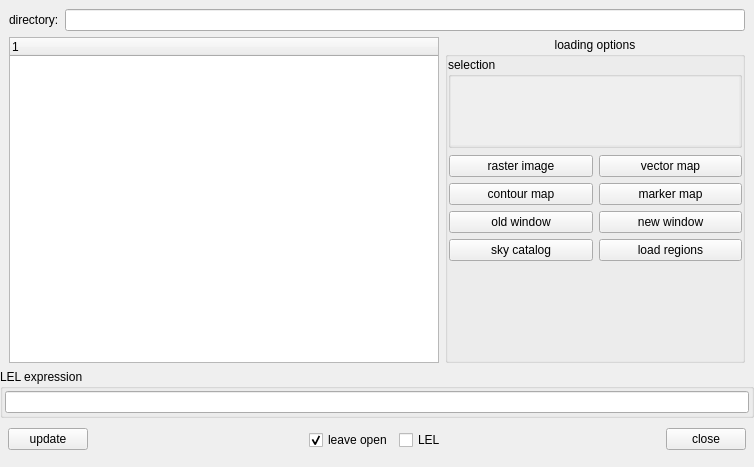
This is code/display/implement/QtViewer/QtDataManager.ui in radio-astro/casa as Qt 5 draws it before an edit. The edited form follows.
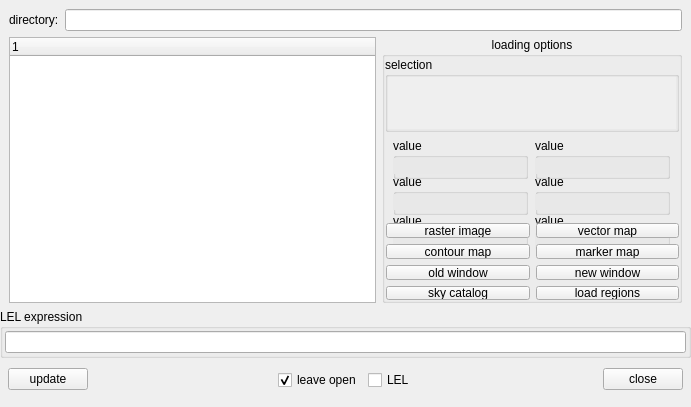
This is the edited form. Custom widgets are drawn as their Qt base class.

Commit message:
New Development: no             JIRA Issue: no       Ready to Release: yes      Interface Changes: none What Interface Changed: none          Test Programs: none   Put in Release Notes: no
           Description: add casa image summary info to the DataManager...

```diff
--- a/code/display/implement/QtViewer/QtDataManager.ui
+++ b/code/display/implement/QtViewer/QtDataManager.ui
@@ -7,8 +7,8 @@
    <rect>
     <x>0</x>
     <y>0</y>
-    <width>754</width>
-    <height>467</height>
+    <width>691</width>
+    <height>407</height>
    </rect>
   </property>
   <property name="maximumSize">
@@ -114,6 +114,12 @@
          </property>
          <item>
           <widget class="QGroupBox" name="ms_selection_box">
+           <property name="minimumSize">
+            <size>
+             <width>0</width>
+             <height>75</height>
+            </size>
+           </property>
            <property name="title">
             <string>selection</string>
            </property>
@@ -147,7 +153,7 @@
                  <x>0</x>
                  <y>0</y>
                  <width>288</width>
-                 <height>76</height>
+                 <height>50</height>
                 </rect>
                </property>
               </widget>
@@ -156,6 +162,532 @@
            </layout>
           </widget>
          </item>
+         <item>
+          <widget class="QFrame" name="info_box">
+           <property name="minimumSize">
+            <size>
+             <width>0</width>
+             <height>120</height>
+            </size>
+           </property>
+           <widget class="QGroupBox" name="ibox11">
+            <property name="geometry">
+             <rect>
+              <x>8</x>
+              <y>0</y>
+              <width>135</width>
+              <height>41</height>
+             </rect>
+            </property>
+            <property name="sizePolicy">
+             <sizepolicy hsizetype="Preferred" vsizetype="Minimum">
+              <horstretch>0</horstretch>
+              <verstretch>0</verstretch>
+             </sizepolicy>
+            </property>
+            <property name="title">
+             <string>value</string>
+            </property>
+            <property name="flat">
+             <bool>true</bool>
+            </property>
+            <widget class="QLineEdit" name="itext11">
+             <property name="geometry">
+              <rect>
+               <x>0</x>
+               <y>20</y>
+               <width>133</width>
+               <height>16</height>
+              </rect>
+             </property>
+             <property name="palette">
+              <palette>
+               <active>
+                <colorrole role="Base">
+                 <brush brushstyle="SolidPattern">
+                  <color alpha="255">
+                   <red>232</red>
+                   <green>232</green>
+                   <blue>232</blue>
+                  </color>
+                 </brush>
+                </colorrole>
+               </active>
+               <inactive>
+                <colorrole role="Base">
+                 <brush brushstyle="SolidPattern">
+                  <color alpha="255">
+                   <red>232</red>
+                   <green>232</green>
+                   <blue>232</blue>
+                  </color>
+                 </brush>
+                </colorrole>
+               </inactive>
+               <disabled>
+                <colorrole role="Base">
+                 <brush brushstyle="SolidPattern">
+                  <color alpha="255">
+                   <red>212</red>
+                   <green>208</green>
+                   <blue>200</blue>
+                  </color>
+                 </brush>
+                </colorrole>
+               </disabled>
+              </palette>
+             </property>
+             <property name="font">
+              <font>
+               <pointsize>10</pointsize>
+              </font>
+             </property>
+             <property name="acceptDrops">
+              <bool>false</bool>
+             </property>
+             <property name="maxLength">
+              <number>50</number>
+             </property>
+             <property name="frame">
+              <bool>false</bool>
+             </property>
+             <property name="readOnly">
+              <bool>true</bool>
+             </property>
+            </widget>
+           </widget>
+           <widget class="QGroupBox" name="ibox12">
+            <property name="geometry">
+             <rect>
+              <x>150</x>
+              <y>0</y>
+              <width>135</width>
+              <height>41</height>
+             </rect>
+            </property>
+            <property name="sizePolicy">
+             <sizepolicy hsizetype="Preferred" vsizetype="Minimum">
+              <horstretch>0</horstretch>
+              <verstretch>0</verstretch>
+             </sizepolicy>
+            </property>
+            <property name="title">
+             <string>value</string>
+            </property>
+            <property name="flat">
+             <bool>true</bool>
+            </property>
+            <widget class="QLineEdit" name="itext12">
+             <property name="geometry">
+              <rect>
+               <x>0</x>
+               <y>20</y>
+               <width>133</width>
+               <height>16</height>
+              </rect>
+             </property>
+             <property name="palette">
+              <palette>
+               <active>
+                <colorrole role="Base">
+                 <brush brushstyle="SolidPattern">
+                  <color alpha="255">
+                   <red>232</red>
+                   <green>232</green>
+                   <blue>232</blue>
+                  </color>
+                 </brush>
+                </colorrole>
+               </active>
+               <inactive>
+                <colorrole role="Base">
+                 <brush brushstyle="SolidPattern">
+                  <color alpha="255">
+                   <red>232</red>
+                   <green>232</green>
+                   <blue>232</blue>
+                  </color>
+                 </brush>
+                </colorrole>
+               </inactive>
+               <disabled>
+                <colorrole role="Base">
+                 <brush brushstyle="SolidPattern">
+                  <color alpha="255">
+                   <red>212</red>
+                   <green>208</green>
+                   <blue>200</blue>
+                  </color>
+                 </brush>
+                </colorrole>
+               </disabled>
+              </palette>
+             </property>
+             <property name="font">
+              <font>
+               <pointsize>10</pointsize>
+              </font>
+             </property>
+             <property name="acceptDrops">
+              <bool>false</bool>
+             </property>
+             <property name="maxLength">
+              <number>50</number>
+             </property>
+             <property name="frame">
+              <bool>false</bool>
+             </property>
+             <property name="readOnly">
+              <bool>true</bool>
+             </property>
+            </widget>
+           </widget>
+           <widget class="QGroupBox" name="ibox21">
+            <property name="geometry">
+             <rect>
+              <x>8</x>
+              <y>36</y>
+              <width>135</width>
+              <height>41</height>
+             </rect>
+            </property>
+            <property name="sizePolicy">
+             <sizepolicy hsizetype="Preferred" vsizetype="Minimum">
+              <horstretch>0</horstretch>
+              <verstretch>0</verstretch>
+             </sizepolicy>
+            </property>
+            <property name="title">
+             <string>value</string>
+            </property>
+            <property name="flat">
+             <bool>true</bool>
+            </property>
+            <widget class="QLineEdit" name="itext21">
+             <property name="geometry">
+              <rect>
+               <x>0</x>
+               <y>20</y>
+               <width>133</width>
+               <height>16</height>
+              </rect>
+             </property>
+             <property name="palette">
+              <palette>
+               <active>
+                <colorrole role="Base">
+                 <brush brushstyle="SolidPattern">
+                  <color alpha="255">
+                   <red>232</red>
+                   <green>232</green>
+                   <blue>232</blue>
+                  </color>
+                 </brush>
+                </colorrole>
+               </active>
+               <inactive>
+                <colorrole role="Base">
+                 <brush brushstyle="SolidPattern">
+                  <color alpha="255">
+                   <red>232</red>
+                   <green>232</green>
+                   <blue>232</blue>
+                  </color>
+                 </brush>
+                </colorrole>
+               </inactive>
+               <disabled>
+                <colorrole role="Base">
+                 <brush brushstyle="SolidPattern">
+                  <color alpha="255">
+                   <red>212</red>
+                   <green>208</green>
+                   <blue>200</blue>
+                  </color>
+                 </brush>
+                </colorrole>
+               </disabled>
+              </palette>
+             </property>
+             <property name="font">
+              <font>
+               <pointsize>10</pointsize>
+              </font>
+             </property>
+             <property name="acceptDrops">
+              <bool>false</bool>
+             </property>
+             <property name="maxLength">
+              <number>50</number>
+             </property>
+             <property name="frame">
+              <bool>false</bool>
+             </property>
+             <property name="readOnly">
+              <bool>true</bool>
+             </property>
+            </widget>
+           </widget>
+           <widget class="QGroupBox" name="ibox22">
+            <property name="geometry">
+             <rect>
+              <x>150</x>
+              <y>36</y>
+              <width>135</width>
+              <height>41</height>
+             </rect>
+            </property>
+            <property name="sizePolicy">
+             <sizepolicy hsizetype="Preferred" vsizetype="Minimum">
+              <horstretch>0</horstretch>
+              <verstretch>0</verstretch>
+             </sizepolicy>
+            </property>
+            <property name="title">
+             <string>value</string>
+            </property>
+            <property name="flat">
+             <bool>true</bool>
+            </property>
+            <widget class="QLineEdit" name="itext22">
+             <property name="geometry">
+              <rect>
+               <x>0</x>
+               <y>20</y>
+               <width>133</width>
+               <height>16</height>
+              </rect>
+             </property>
+             <property name="palette">
+              <palette>
+               <active>
+                <colorrole role="Base">
+                 <brush brushstyle="SolidPattern">
+                  <color alpha="255">
+                   <red>232</red>
+                   <green>232</green>
+                   <blue>232</blue>
+                  </color>
+                 </brush>
+                </colorrole>
+               </active>
+               <inactive>
+                <colorrole role="Base">
+                 <brush brushstyle="SolidPattern">
+                  <color alpha="255">
+                   <red>232</red>
+                   <green>232</green>
+                   <blue>232</blue>
+                  </color>
+                 </brush>
+                </colorrole>
+               </inactive>
+               <disabled>
+                <colorrole role="Base">
+                 <brush brushstyle="SolidPattern">
+                  <color alpha="255">
+                   <red>212</red>
+                   <green>208</green>
+                   <blue>200</blue>
+                  </color>
+                 </brush>
+                </colorrole>
+               </disabled>
+              </palette>
+             </property>
+             <property name="font">
+              <font>
+               <pointsize>10</pointsize>
+              </font>
+             </property>
+             <property name="acceptDrops">
+              <bool>false</bool>
+             </property>
+             <property name="maxLength">
+              <number>50</number>
+             </property>
+             <property name="frame">
+              <bool>false</bool>
+             </property>
+             <property name="readOnly">
+              <bool>true</bool>
+             </property>
+            </widget>
+           </widget>
+           <widget class="QGroupBox" name="ibox31">
+            <property name="geometry">
+             <rect>
+              <x>8</x>
+              <y>75</y>
+              <width>135</width>
+              <height>41</height>
+             </rect>
+            </property>
+            <property name="sizePolicy">
+             <sizepolicy hsizetype="Preferred" vsizetype="Minimum">
+              <horstretch>0</horstretch>
+              <verstretch>0</verstretch>
+             </sizepolicy>
+            </property>
+            <property name="title">
+             <string>value</string>
+            </property>
+            <property name="flat">
+             <bool>true</bool>
+            </property>
+            <widget class="QLineEdit" name="itext31">
+             <property name="geometry">
+              <rect>
+               <x>0</x>
+               <y>20</y>
+               <width>133</width>
+               <height>16</height>
+              </rect>
+             </property>
+             <property name="palette">
+              <palette>
+               <active>
+                <colorrole role="Base">
+                 <brush brushstyle="SolidPattern">
+                  <color alpha="255">
+                   <red>232</red>
+                   <green>232</green>
+                   <blue>232</blue>
+                  </color>
+                 </brush>
+                </colorrole>
+               </active>
+               <inactive>
+                <colorrole role="Base">
+                 <brush brushstyle="SolidPattern">
+                  <color alpha="255">
+                   <red>232</red>
+                   <green>232</green>
+                   <blue>232</blue>
+                  </color>
+                 </brush>
+                </colorrole>
+               </inactive>
+               <disabled>
+                <colorrole role="Base">
+                 <brush brushstyle="SolidPattern">
+                  <color alpha="255">
+                   <red>212</red>
+                   <green>208</green>
+                   <blue>200</blue>
+                  </color>
+                 </brush>
+                </colorrole>
+               </disabled>
+              </palette>
+             </property>
+             <property name="font">
+              <font>
+               <pointsize>10</pointsize>
+              </font>
+             </property>
+             <property name="acceptDrops">
+              <bool>false</bool>
+             </property>
+             <property name="maxLength">
+              <number>50</number>
+             </property>
+             <property name="frame">
+              <bool>false</bool>
+             </property>
+             <property name="readOnly">
+              <bool>true</bool>
+             </property>
+            </widget>
+           </widget>
+           <widget class="QGroupBox" name="ibox32">
+            <property name="geometry">
+             <rect>
+              <x>150</x>
+              <y>75</y>
+              <width>135</width>
+              <height>41</height>
+             </rect>
+            </property>
+            <property name="sizePolicy">
+             <sizepolicy hsizetype="Preferred" vsizetype="Minimum">
+              <horstretch>0</horstretch>
+              <verstretch>0</verstretch>
+             </sizepolicy>
+            </property>
+            <property name="title">
+             <string>value</string>
+            </property>
+            <property name="flat">
+             <bool>true</bool>
+            </property>
+            <widget class="QLineEdit" name="itext32">
+             <property name="geometry">
+              <rect>
+               <x>0</x>
+               <y>20</y>
+               <width>133</width>
+               <height>16</height>
+              </rect>
+             </property>
+             <property name="palette">
+              <palette>
+               <active>
+                <colorrole role="Base">
+                 <brush brushstyle="SolidPattern">
+                  <color alpha="255">
+                   <red>232</red>
+                   <green>232</green>
+                   <blue>232</blue>
+                  </color>
+                 </brush>
+                </colorrole>
+               </active>
+               <inactive>
+                <colorrole role="Base">
+                 <brush brushstyle="SolidPattern">
+                  <color alpha="255">
+                   <red>232</red>
+                   <green>232</green>
+                   <blue>232</blue>
+                  </color>
+                 </brush>
+                </colorrole>
+               </inactive>
+               <disabled>
+                <colorrole role="Base">
+                 <brush brushstyle="SolidPattern">
+                  <color alpha="255">
+                   <red>212</red>
+                   <green>208</green>
+                   <blue>200</blue>
+                  </color>
+                 </brush>
+                </colorrole>
+               </disabled>
+              </palette>
+             </property>
+             <property name="font">
+              <font>
+               <pointsize>10</pointsize>
+              </font>
+             </property>
+             <property name="acceptDrops">
+              <bool>false</bool>
+             </property>
+             <property name="maxLength">
+              <number>50</number>
+             </property>
+             <property name="frame">
+              <bool>false</bool>
+             </property>
+             <property name="readOnly">
+              <bool>true</bool>
+             </property>
+            </widget>
+           </widget>
+          </widget>
+         </item>
          <item>
           <layout class="QHBoxLayout" name="horizontalLayout">
            <property name="leftMargin">
```
The commit also changes 2 other files.
